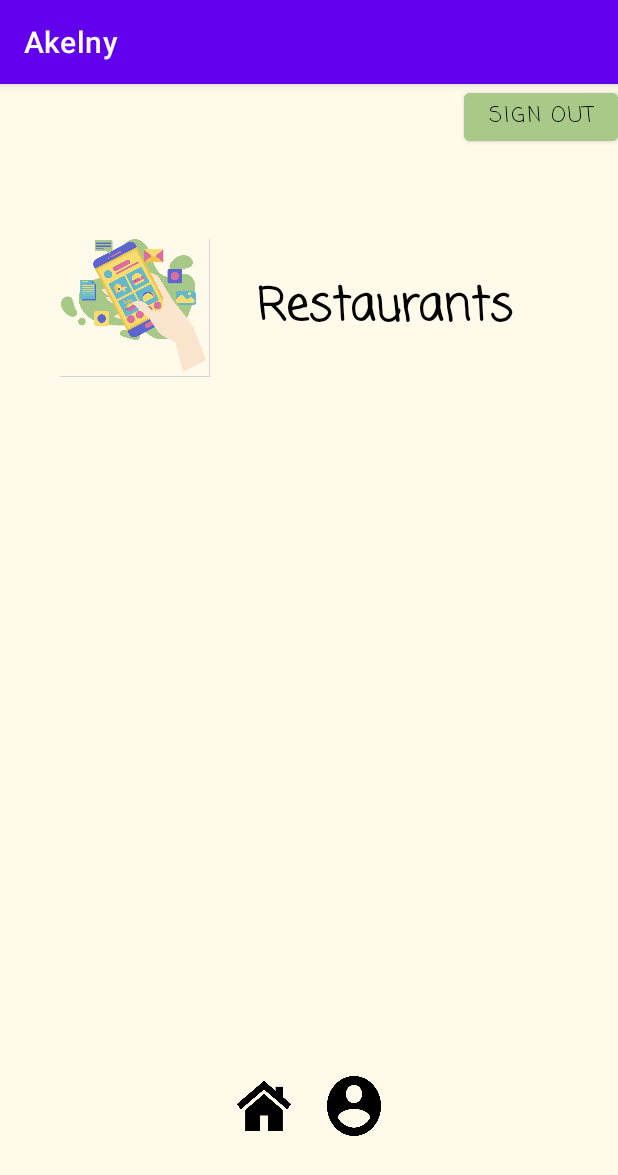
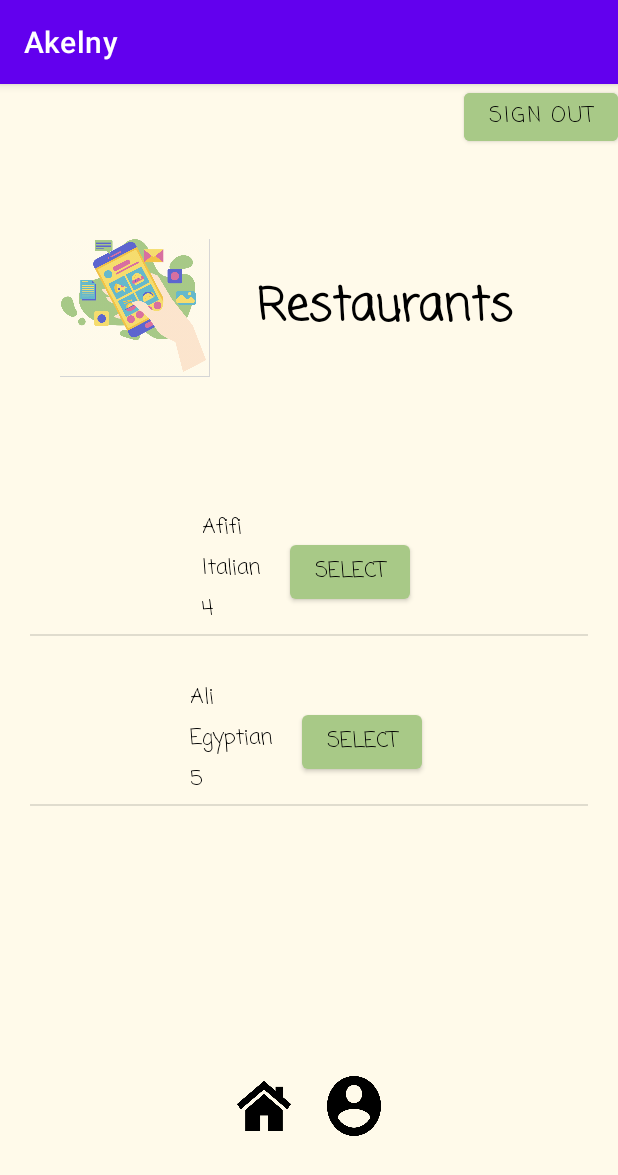
Before and after one commit to alisobhy22/Akelny, an Android app: the Homepage screen opened directly, with no data from a screen before it, on a phone screen of 412 x 824 dp. Shown: the top 1175 px of the screen. Run offline under Robolectric (Android 15) with nearby library versions, the phone set to English and light mode, and no system bars.

Commit message:
added files

```diff
--- a/app/src/main/java/com/example/akelny/Homepage.java
+++ b/app/src/main/java/com/example/akelny/Homepage.java
@@ -5,16 +5,29 @@ import androidx.appcompat.app.AppCompatActivity;
 import android.content.Intent;
 import android.os.Bundle;
 import android.view.View;
+import android.widget.AdapterView;
 import android.widget.Button;
+import android.widget.ListAdapter;
+import android.widget.ListView;
 
 public class Homepage extends AppCompatActivity {
 
     Button signOutButton;
+    ListView listView;
+
+    String namesList[] = {"Afifi", "Ali"};
+    String cuisinesList[] = {"Italian", "Egyptian"};
+    String ratingsList[] = {"4", "5"};
+
 
     @Override
     protected void onCreate(Bundle savedInstanceState) {
         super.onCreate(savedInstanceState);
         setContentView(R.layout.activity_homepage);
+
+        listView= (ListView) findViewById(R.id.listview);
+        HomescreenAdapter adapter = new HomescreenAdapter(getApplicationContext(), namesList, cuisinesList, ratingsList);
+        listView.setAdapter((ListAdapter) adapter);
 
         signOutButton = (Button) findViewById(R.id.signoutbutton);
         signOutButton.setOnClickListener(new View.OnClickListener() {
@@ -24,5 +37,18 @@ public class Homepage extends AppCompatActivity {
                 startActivity(intent);
             }
         });
+
+        listView.setOnItemClickListener(new AdapterView.OnItemClickListener() {
+            @Override
+            public void onItemClick(AdapterView<?> adapterView, View view, int i, long l) {
+                Intent intent = new Intent(Homepage.this, RestaurantDetails.class);
+                Bundle bundle = new Bundle();
+                bundle.putString("Restaurant Name", namesList[i]);
+                bundle.putString("Restaurant Cuisine", cuisinesList[i]);
+                bundle.putString("Restaurant Rating", ratingsList[i]);
+                intent.putExtras(bundle);
+                startActivity(intent);
+            }
+        });
     }
 }
--- /dev/null
+++ b/app/src/main/java/com/example/akelny/HomescreenAdapter.java
@@ -0,0 +1,53 @@
+package com.example.akelny;
+
+import android.content.Context;
+import android.view.LayoutInflater;
+import android.view.View;
+import android.view.ViewGroup;
+import android.widget.TextView;
+
+public class HomescreenAdapter extends android.widget.BaseAdapter {
+
+    Context context;
+    String namesList[];
+    String cuisinesList[];
+    String ratingsList[];
+    LayoutInflater inflater;
+
+    public HomescreenAdapter(Context context, String[] namesList, String[] cuisinesList, String[] ratingsList) {
+
+        this.context=context;
+        this.namesList=namesList;
+        this.cuisinesList=cuisinesList;
+        this.ratingsList=ratingsList;
+        inflater=LayoutInflater.from(context);
+    }
+    @Override
+    public int getCount() {
+        return namesList.length;
+    }
+
+    @Override
+    public Object getItem(int i) {
+        return null;
+    }
+
+    @Override
+    public long getItemId(int i) {
+        return 0;
+    }
+
+    @Override
+    public View getView(int i, View view, ViewGroup viewGroup) {
+        view = inflater.inflate(R.layout.homepage_single_restaurant, null);
+        TextView restaurantName = (TextView) view.findViewById(R.id.name);
+        TextView cuisine = (TextView) view.findViewById(R.id.cuisine);
+        TextView rating = (TextView) view.findViewById(R.id.rating);
+
+        restaurantName.setText(namesList[i]);
+        cuisine.setText(cuisinesList[i]);
+        rating.setText(ratingsList[i]);
+        return view;
+    }
+
+}
--- a/app/src/main/res/layout/activity_homepage.xml
+++ b/app/src/main/res/layout/activity_homepage.xml
@@ -71,12 +71,12 @@
             android:orientation="vertical">
 
             <ListView
+                android:id="@+id/listview"
                 android:layout_width="match_parent"
                 android:layout_height="match_parent"
                 android:paddingLeft="20dp"
                 android:paddingRight="20dp"
                 android:paddingBottom="20dp">
-
             </ListView>
         </LinearLayout>
 
--- /dev/null
+++ b/app/src/main/res/layout/homepage_single_restaurant.xml
@@ -0,0 +1,73 @@
+<?xml version="1.0" encoding="utf-8"?>
+<LinearLayout xmlns:android="http://schemas.android.com/apk/res/android"
+    xmlns:app="http://schemas.android.com/apk/res-auto"
+    xmlns:tools="http://schemas.android.com/tools"
+    android:layout_width="match_parent"
+    android:layout_height="match_parent"
+    android:orientation="vertical"
+    android:background="#fffaea">
+
+    <LinearLayout
+        android:layout_width="wrap_content"
+        android:layout_height="wrap_content"
+        android:orientation="horizontal"
+        android:layout_marginTop="30dp"
+        android:layout_gravity="center">
+
+
+        <LinearLayout
+            android:layout_width="wrap_content"
+            android:layout_height="wrap_content"
+            android:orientation="vertical"
+            android:layout_marginRight="15dp">
+
+            <TextView
+                android:id="@+id/name"
+                android:layout_width="wrap_content"
+                android:layout_height="wrap_content"
+                android:text="Restaurant Name: "
+                android:textColor="@color/black"
+                android:fontFamily="casual"
+                android:layout_marginBottom="5dp" />
+
+            <TextView
+                android:id="@+id/cuisine"
+                android:layout_width="wrap_content"
+                android:layout_height="wrap_content"
+                android:text="Reservation Cuisine: "
+                android:textColor="@color/black"
+                android:fontFamily="casual"
+                android:layout_marginBottom="5dp" />
+
+            <TextView
+                android:id="@+id/rating"
+                android:layout_width="wrap_content"
+                android:layout_height="wrap_content"
+                android:text="Rating: "
+                android:textColor="@color/black"
+                android:fontFamily="casual"
+                android:layout_marginBottom="5dp" />
+
+        </LinearLayout>
+
+        <RelativeLayout
+            android:layout_width="wrap_content"
+            android:layout_height="wrap_content"
+            android:orientation="vertical"
+            android:layout_centerInParent="true">
+
+        </RelativeLayout>
+
+        <Button
+            android:id="@+id/button"
+            android:layout_width="wrap_content"
+            android:layout_height="wrap_content"
+            android:layout_gravity="center"
+            android:backgroundTint="#a8c987"
+            android:fontFamily="casual"
+            android:text="Select"
+            android:textColor="@color/black" />
+
+    </LinearLayout>
+
+</LinearLayout>
```
